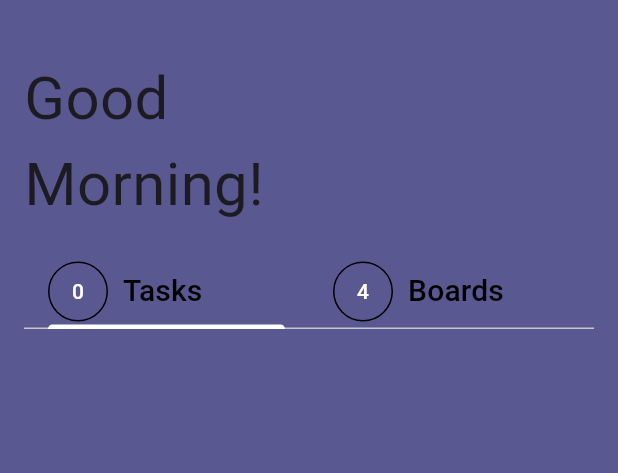
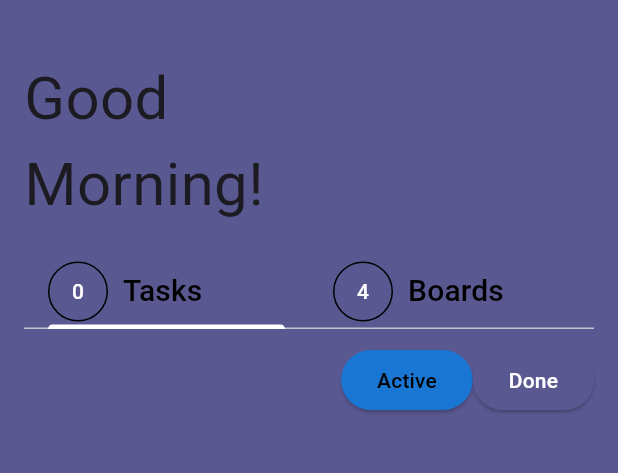
Before and after one commit to vnfma0218/todo_category, a Flutter app: the screen it shows after launch, on a phone screen of 412 x 824 dp, the part 64-537 px from its top. Run offline on Flutter 3.47's test engine with Material 2 defaults, Android fonts, the phone set to English and light mode, and no system bars.

Commit message:
feat: todo list에  active, done filter 추가

```diff
--- a/lib/models/Todo.dart
+++ b/lib/models/Todo.dart
@@ -1,4 +1,6 @@
 import 'package:todo_app/models/Category.dart';
+
+enum FilterStatus { active, done }
 
 class Todo {
   Todo({
--- a/lib/screens/home_screen.dart
+++ b/lib/screens/home_screen.dart
@@ -15,6 +15,7 @@ class HomeScreen extends StatefulWidget {
 }
 
 class _HomeScreenState extends State<HomeScreen> with TickerProviderStateMixin {
+  FilterStatus _currentFilter = FilterStatus.active;
   final List<Todo> _todoList = [];
   late final TabController _tabController;
 
@@ -149,6 +150,7 @@ class _HomeScreenState extends State<HomeScreen> with TickerProviderStateMixin {
           child: Column(
             crossAxisAlignment: CrossAxisAlignment.start,
             children: [
+              // main text
               const Text(
                 'Good',
                 style: TextStyle(
@@ -164,6 +166,7 @@ class _HomeScreenState extends State<HomeScreen> with TickerProviderStateMixin {
               const SizedBox(
                 height: 20,
               ),
+              // tasks, cateogry tabs
               TabBar(
                 controller: _tabController,
                 tabs: <Widget>[
@@ -227,12 +230,61 @@ class _HomeScreenState extends State<HomeScreen> with TickerProviderStateMixin {
                   ),
                 ],
               ),
+              const SizedBox(
+                height: 10,
+              ),
+              // active / done filter buttons
+              Row(
+                mainAxisAlignment: MainAxisAlignment.end,
+                children: [
+                  ElevatedButton(
+                    onPressed: () {
+                      setState(() {
+                        _currentFilter = FilterStatus.active;
+                      });
+                    },
+                    style: ButtonStyle(
+                        foregroundColor: MaterialStateProperty.all<Color>(
+                          _currentFilter == FilterStatus.active
+                              ? Colors.black
+                              : Colors.white,
+                        ),
+                        backgroundColor: MaterialStateProperty.all<Color>(
+                          _currentFilter == FilterStatus.active
+                              ? Theme.of(context).primaryColorDark
+                              : Theme.of(context).primaryColor,
+                        )),
+                    child: const Text('Active'),
+                  ),
+                  ElevatedButton(
+                    onPressed: () {
+                      setState(() {
+                        _currentFilter = FilterStatus.done;
+                      });
+                    },
+                    style: ButtonStyle(
+                        foregroundColor: MaterialStateProperty.all<Color>(
+                            _currentFilter == FilterStatus.active
+                                ? Colors.white
+                                : Colors.black),
+                        backgroundColor: MaterialStateProperty.all<Color>(
+                          _currentFilter == FilterStatus.active
+                              ? Theme.of(context).primaryColor
+                              : Theme.of(context).primaryColorDark,
+                        )),
+                    child: const Text('Done'),
+                  ),
+                ],
+              ),
               Expanded(
                 child: TabBarView(
                   controller: _tabController,
                   children: <Widget>[
                     TodoList(
-                        todoList: _todoList, onChangeIsDone: _onChangeIsDone),
+                      todoList: _todoList,
+                      onChangeIsDone: _onChangeIsDone,
+                      currentFilter: _currentFilter,
+                    ),
                     CategoryList(
                       todoList: _todoList,
                     ),
--- a/lib/widgets/todo/todo_list.dart
+++ b/lib/widgets/todo/todo_list.dart
@@ -3,27 +3,42 @@ import 'package:todo_app/models/Todo.dart';
 import 'package:todo_app/widgets/todo/todo_item.dart';
 
 class TodoList extends StatelessWidget {
-  const TodoList(
-      {super.key, required this.todoList, required this.onChangeIsDone});
+  const TodoList({
+    super.key,
+    required this.todoList,
+    required this.onChangeIsDone,
+    required this.currentFilter,
+  });
   final List<Todo> todoList;
+  final FilterStatus currentFilter;
   final void Function(bool isDone, String id) onChangeIsDone;
 
   @override
   Widget build(BuildContext context) {
+    List<Todo> filteredTodoList = [];
+    if (currentFilter == FilterStatus.active) {
+      filteredTodoList = todoList.where((element) {
+        return !element.isDone;
+      }).toList();
+    } else {
+      filteredTodoList = todoList.where((element) {
+        return element.isDone;
+      }).toList();
+    }
     return Padding(
       padding: const EdgeInsets.symmetric(
         vertical: 10,
       ),
       child: ListView.builder(
-          itemCount: todoList.length,
+          itemCount: filteredTodoList.length,
           itemBuilder: (BuildContext ctx, int index) {
             return TodoItem(
-              text: todoList[index].text,
-              category: todoList[index].category,
-              id: todoList[index].id,
-              isDone: todoList[index].isDone,
+              text: filteredTodoList[index].text,
+              category: filteredTodoList[index].category,
+              id: filteredTodoList[index].id,
+              isDone: filteredTodoList[index].isDone,
               onChangeIsDone: onChangeIsDone,
-              description: todoList[index].description,
+              description: filteredTodoList[index].description,
             );
           }),
     );
```
Also changed, not shown: lib/widgets/common/statusButtons.dart (added).
